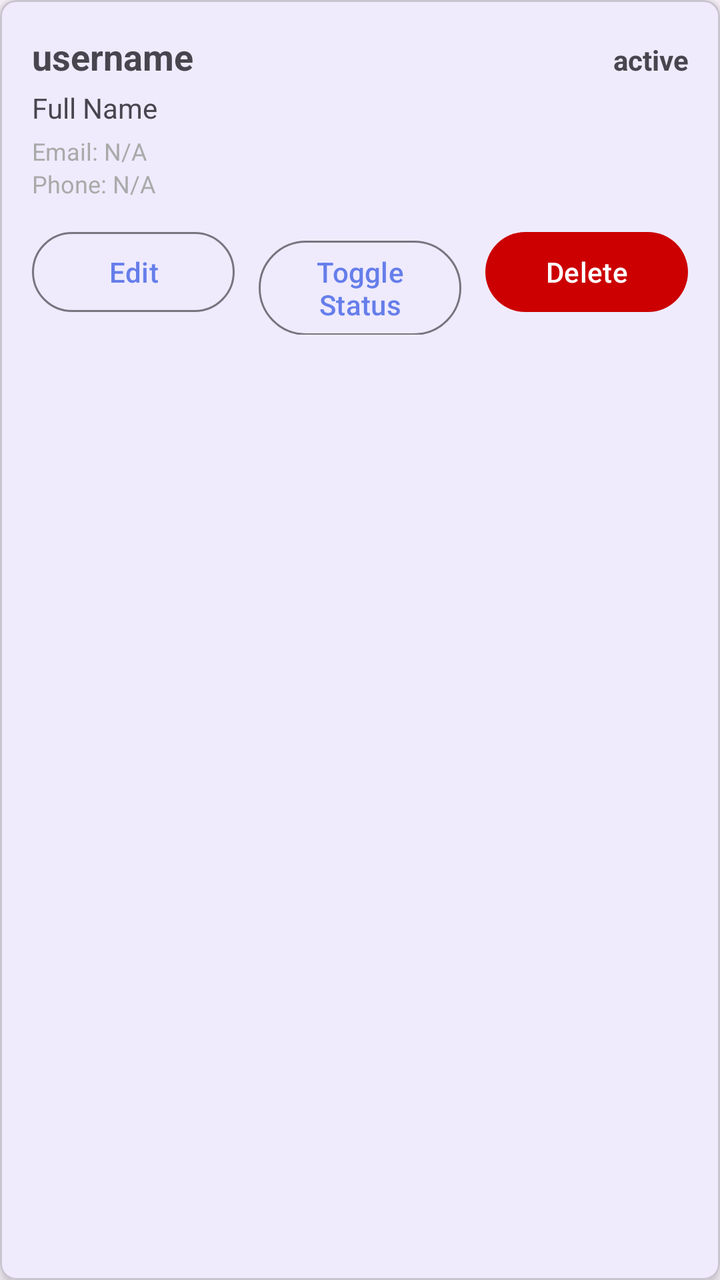
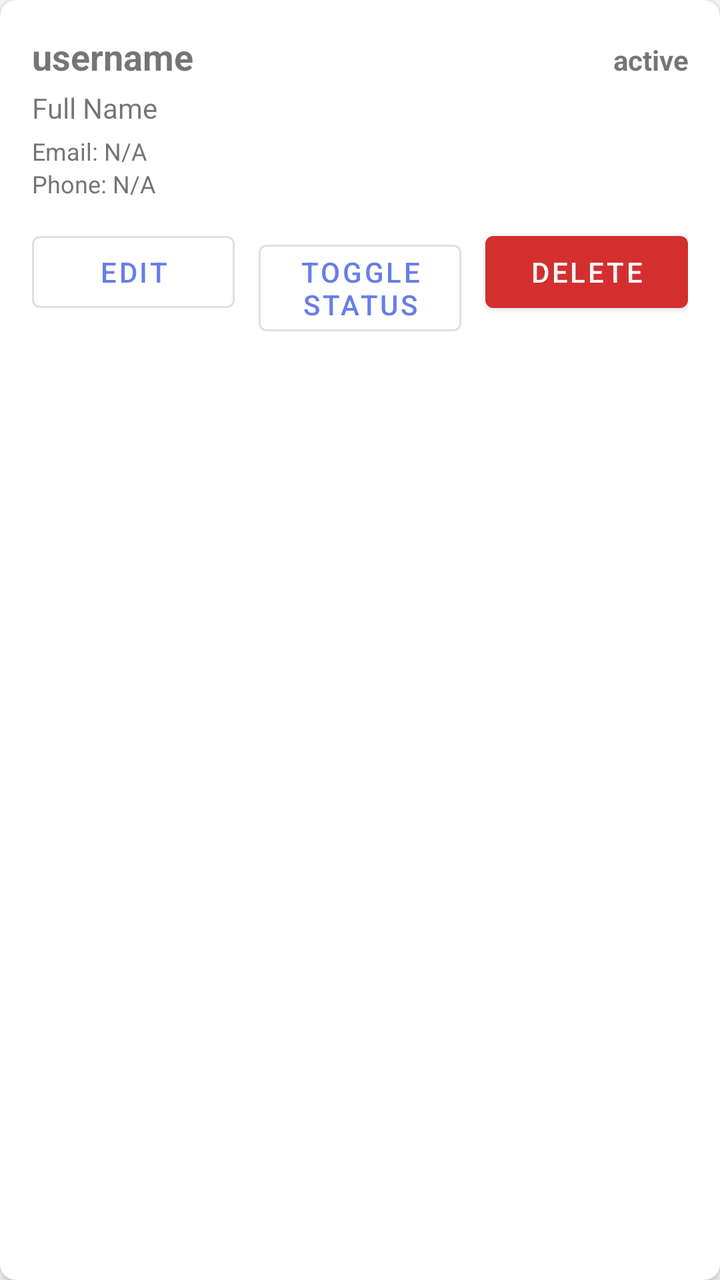

Before-and-after screenshots of an Android layout around one commit, followed by the original layout XML and the change that was made.
<!-- AndroidManifest.xml: application theme Theme.AwakenCompany -->
<!-- res/layout/item_user.xml -->
<?xml version="1.0" encoding="utf-8"?>
<com.google.android.material.card.MaterialCardView xmlns:android="http://schemas.android.com/apk/res/android"
    xmlns:app="http://schemas.android.com/apk/res-auto"
    android:layout_width="match_parent"
    android:layout_height="wrap_content"
    android:layout_margin="8dp"
    app:cardCornerRadius="8dp"
    app:cardElevation="4dp">

    <LinearLayout
        android:layout_width="match_parent"
        android:layout_height="wrap_content"
        android:orientation="vertical"
        android:padding="16dp">

        <LinearLayout
            android:layout_width="match_parent"
            android:layout_height="wrap_content"
            android:orientation="horizontal"
            android:weightSum="2">

            <TextView
                android:id="@+id/tvUsername"
                android:layout_width="0dp"
                android:layout_height="wrap_content"
                android:layout_weight="1"
                android:text="username"
                android:textSize="18sp"
                android:textStyle="bold" />

            <TextView
                android:id="@+id/tvStatus"
                android:layout_width="0dp"
                android:layout_height="wrap_content"
                android:layout_weight="1"
                android:gravity="end"
                android:text="active"
                android:textSize="14sp"
                android:textStyle="bold" />

        </LinearLayout>

        <TextView
            android:id="@+id/tvFullName"
            android:layout_width="match_parent"
            android:layout_height="wrap_content"
            android:layout_marginTop="4dp"
            android:text="Full Name"
            android:textSize="14sp" />

        <TextView
            android:id="@+id/tvEmail"
            android:layout_width="match_parent"
            android:layout_height="wrap_content"
            android:layout_marginTop="4dp"
            android:text="Email: N/A"
            android:textSize="12sp"
            android:textColor="@android:color/darker_gray" />

        <TextView
            android:id="@+id/tvPhone"
            android:layout_width="match_parent"
            android:layout_height="wrap_content"
            android:text="Phone: N/A"
            android:textSize="12sp"
            android:textColor="@android:color/darker_gray" />

        <LinearLayout
            android:layout_width="match_parent"
            android:layout_height="wrap_content"
            android:layout_marginTop="12dp"
            android:orientation="horizontal">

            <com.google.android.material.button.MaterialButton
                android:id="@+id/btnEdit"
                android:layout_width="0dp"
                android:layout_height="wrap_content"
                android:layout_marginEnd="8dp"
                android:layout_weight="1"
                android:text="@string/edit"
                style="@style/Widget.Material3.Button.OutlinedButton" />

            <com.google.android.material.button.MaterialButton
                android:id="@+id/btnToggleStatus"
                android:layout_width="0dp"
                android:layout_height="wrap_content"
                android:layout_marginStart="4dp"
                android:layout_marginEnd="4dp"
                android:layout_weight="1"
                android:text="Toggle Status"
                style="@style/Widget.Material3.Button.OutlinedButton" />

            <com.google.android.material.button.MaterialButton
                android:id="@+id/btnDelete"
                android:layout_width="0dp"
                android:layout_height="wrap_content"
                android:layout_marginStart="8dp"
                android:layout_weight="1"
                android:text="@string/delete"
                android:textColor="@android:color/white"
                app:backgroundTint="@android:color/holo_red_dark" />

        </LinearLayout>

    </LinearLayout>

</com.google.android.material.card.MaterialCardView>
<!-- resources referenced by this layout -->
<resources>
  <string name="delete">Delete</string>
  <string name="edit">Edit</string>
  <style name="Theme.AwakenCompany" parent="Theme.Material3.DayNight">
          <item name="colorPrimary">@color/primary</item>
          <item name="colorPrimaryVariant">@color/primary_dark</item>
          <item name="colorOnPrimary">@color/white</item>
      </style>
  <color name="primary">#667eea</color>
  <color name="primary_dark">#5568d3</color>
  <color name="white">#FFFFFF</color>
</resources>

<!-- the commit's change to res/layout/item_user.xml (unified diff, before → after) -->
@@ -55,7 +55,7 @@
             android:layout_marginTop="4dp"
             android:text="Email: N/A"
             android:textSize="12sp"
-            android:textColor="@android:color/darker_gray" />
+            android:textColor="@color/darker_gray" />
 
         <TextView
             android:id="@+id/tvPhone"
@@ -63,7 +63,7 @@
             android:layout_height="wrap_content"
             android:text="Phone: N/A"
             android:textSize="12sp"
-            android:textColor="@android:color/darker_gray" />
+            android:textColor="@color/darker_gray" />
 
         <LinearLayout
             android:layout_width="match_parent"
@@ -78,7 +78,7 @@
                 android:layout_marginEnd="8dp"
                 android:layout_weight="1"
                 android:text="@string/edit"
-                style="@style/Widget.Material3.Button.OutlinedButton" />
+                style="@style/Widget.MaterialComponents.Button.OutlinedButton" />
 
             <com.google.android.material.button.MaterialButton
                 android:id="@+id/btnToggleStatus"
@@ -88,7 +88,7 @@
                 android:layout_marginEnd="4dp"
                 android:layout_weight="1"
                 android:text="Toggle Status"
-                style="@style/Widget.Material3.Button.OutlinedButton" />
+                style="@style/Widget.MaterialComponents.Button.OutlinedButton" />
 
             <com.google.android.material.button.MaterialButton
                 android:id="@+id/btnDelete"
@@ -97,8 +97,8 @@
                 android:layout_marginStart="8dp"
                 android:layout_weight="1"
                 android:text="@string/delete"
-                android:textColor="@android:color/white"
-                app:backgroundTint="@android:color/holo_red_dark" />
+                android:textColor="@color/white"
+                app:backgroundTint="@color/holo_red_dark" />
 
         </LinearLayout>
 
<!-- resource entries referenced after the edit -->
@@ -1,8 +1,10 @@
 <!-- resources referenced by this layout -->
 <resources>
+  <color name="darker_gray">#757575</color>
+  <color name="holo_red_dark">#D32F2F</color>
   <string name="delete">Delete</string>
   <string name="edit">Edit</string>
-  <style name="Theme.AwakenCompany" parent="Theme.Material3.DayNight">
+  <style name="Theme.AwakenCompany" parent="Theme.MaterialComponents.DayNight">
           <item name="colorPrimary">@color/primary</item>
           <item name="colorPrimaryVariant">@color/primary_dark</item>
           <item name="colorOnPrimary">@color/white</item>
